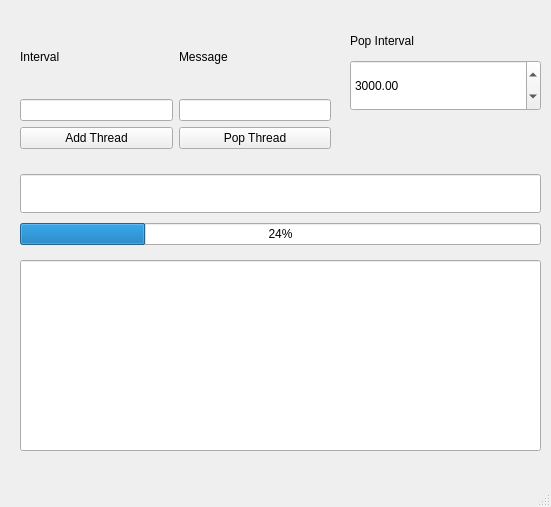
Old version of the form Semestr 6/GUI/QTApps/Multithread/MultiThreadedBuffer/mainwindow.ui in the repository MrDeun/studia.
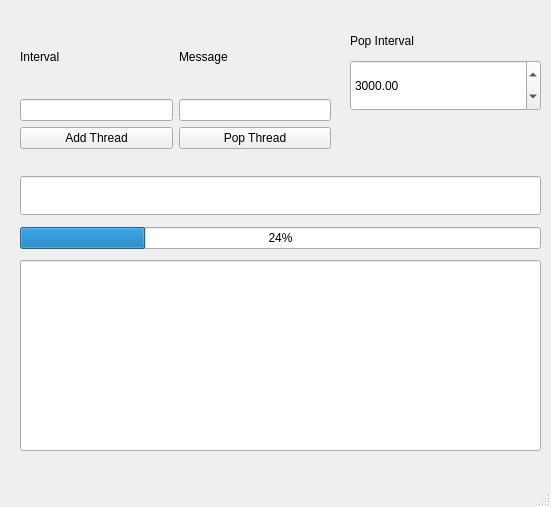
New version of the form.

```diff
--- a/Semestr 6/GUI/QTApps/Multithread/MultiThreadedBuffer/mainwindow.ui
+++ b/Semestr 6/GUI/QTApps/Multithread/MultiThreadedBuffer/mainwindow.ui
@@ -20,7 +20,7 @@
       <x>20</x>
       <y>170</y>
       <width>521</width>
-      <height>81</height>
+      <height>85</height>
      </rect>
     </property>
     <layout class="QVBoxLayout" name="verticalLayout_2">
@@ -31,6 +31,9 @@
          <pointsize>20</pointsize>
         </font>
        </property>
+       <property name="readOnly">
+        <bool>true</bool>
+       </property>
       </widget>
      </item>
      <item>
```
Left out of the diff: 5 changed lines with no effect on the pictures.
